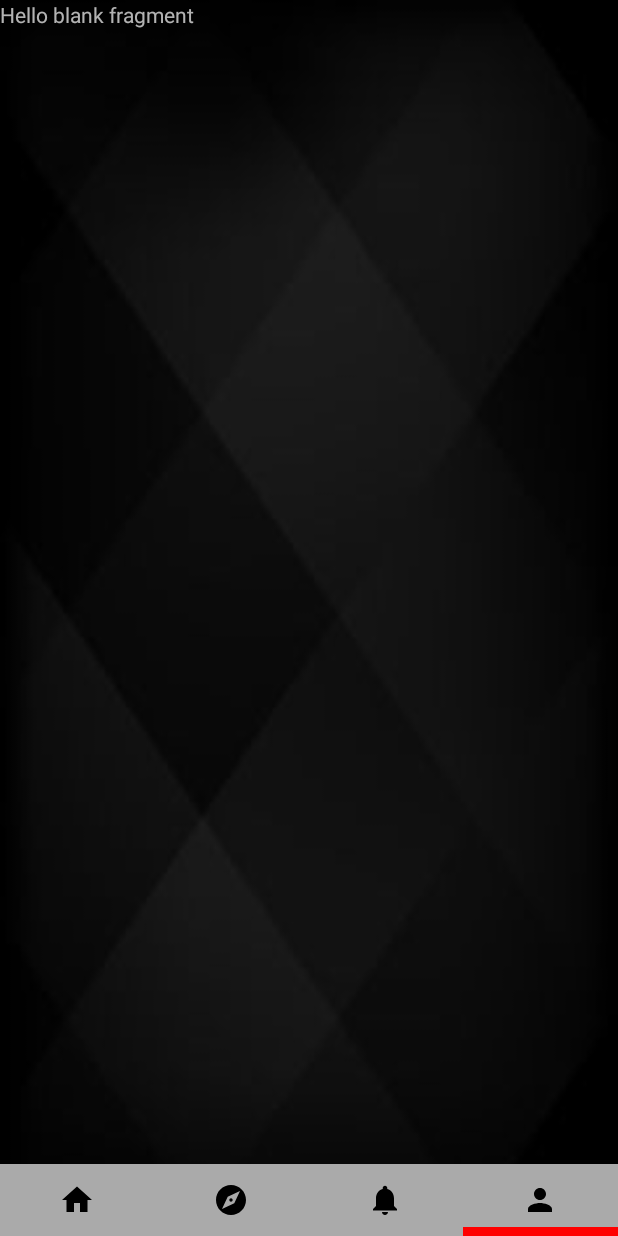
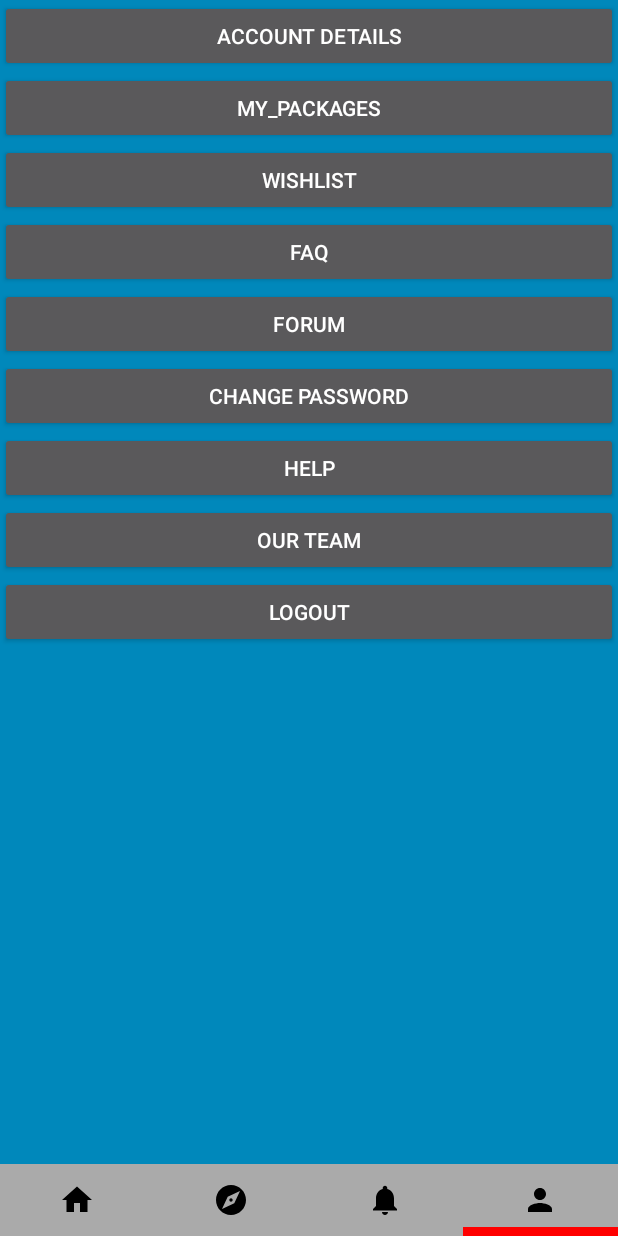
Before and after one commit to devil-r/RURAL-TRAVELLER, an Android app: the userdash screen opened directly, with no data from a screen before it, item 4 of the bottom bar chosen, on a phone screen of 412 x 824 dp. Run offline under Robolectric (Android 15) with nearby library versions, the phone set to English and light mode, and no system bars; Roboto replaces fonts that are not available here.

```diff
--- a/my app/app/src/main/res/layout/activity_myaccount_setting.xml
+++ b/my app/app/src/main/res/layout/activity_myaccount_setting.xml
@@ -19,19 +19,25 @@
             android:id="@+id/changepass"
             android:layout_width="301dp"
             android:layout_height="39dp"
+            android:layout_marginTop="40dp"
             android:background="@drawable/shit"
             android:text="Change Password"
-            tools:layout_editor_absoluteX="40dp"
-            tools:layout_editor_absoluteY="289dp" />
+            app:layout_constraintEnd_toEndOf="parent"
+            app:layout_constraintHorizontal_bias="0.509"
+            app:layout_constraintStart_toStartOf="parent"
+            app:layout_constraintTop_toTopOf="parent" />
 
         <Button
             android:id="@+id/logout"
             android:layout_width="303dp"
             android:layout_height="43dp"
+            android:layout_marginTop="44dp"
             android:background="@drawable/shit"
             android:text="Logout"
-            tools:layout_editor_absoluteX="40dp"
-            tools:layout_editor_absoluteY="383dp" />
+            app:layout_constraintEnd_toEndOf="parent"
+            app:layout_constraintHorizontal_bias="0.518"
+            app:layout_constraintStart_toStartOf="parent"
+            app:layout_constraintTop_toBottomOf="@+id/changepass" />
     </android.support.constraint.ConstraintLayout>
 
 </android.support.constraint.ConstraintLayout>
--- a/my app/app/src/main/res/layout/activity_userdash.xml
+++ b/my app/app/src/main/res/layout/activity_userdash.xml
@@ -5,7 +5,7 @@
     android:layout_width="match_parent"
     android:layout_height="match_parent"
     tools:context=".Home"
-    android:background="@drawable/dark">
+    android:background="#08b">
     <android.support.v4.view.ViewPager
         android:id="@+id/pager_container1"
         android:layout_width="match_parent"
--- a/my app/app/src/main/res/layout/fragment_myaccount.xml
+++ b/my app/app/src/main/res/layout/fragment_myaccount.xml
@@ -1,12 +1,17 @@
 <?xml version="1.0" encoding="utf-8"?>
 <android.support.constraint.ConstraintLayout
-    xmlns:android="http://schemas.android.com/apk/res/android" android:layout_width="match_parent"
+    xmlns:android="http://schemas.android.com/apk/res/android"
+    xmlns:tools="http://schemas.android.com/tools"
+    android:layout_width="match_parent"
     android:layout_height="match_parent"
     android:background="@drawable/dark">
+
     <LinearLayout
         android:layout_width="match_parent"
         android:layout_height="match_parent"
-        android:orientation="vertical">
+        android:orientation="vertical"
+        tools:layout_editor_absoluteX="0dp"
+        tools:layout_editor_absoluteY="225dp">
 
 
         <Button
--- a/my app/app/src/main/res/layout/fragment_user_account.xml
+++ b/my app/app/src/main/res/layout/fragment_user_account.xml
@@ -1,14 +1,83 @@
 <?xml version="1.0" encoding="utf-8"?>
 <FrameLayout xmlns:android="http://schemas.android.com/apk/res/android"
+    xmlns:app="http://schemas.android.com/apk/res-auto"
     xmlns:tools="http://schemas.android.com/tools"
     android:layout_width="match_parent"
     android:layout_height="match_parent"
     tools:context=".userAccountFragment">
+    <ScrollView
+        android:layout_width="match_parent"
+        android:layout_height="match_parent">
 
-    <!-- TODO: Update blank fragment layout -->
-    <TextView
-        android:layout_width="match_parent"
-        android:layout_height="match_parent"
-        android:text="@string/hello_blank_fragment" />
+        <android.support.constraint.ConstraintLayout
+            android:layout_width="match_parent"
+            android:layout_height="match_parent">
 
+            <LinearLayout
+                android:layout_width="match_parent"
+                android:layout_height="match_parent"
+                android:layout_marginTop="0dp"
+                android:orientation="vertical"
+                app:layout_constraintEnd_toEndOf="parent"
+                app:layout_constraintHorizontal_bias="0.5"
+                app:layout_constraintStart_toStartOf="parent"
+                app:layout_constraintTop_toTopOf="parent">
+
+
+                <Button
+                    android:id="@+id/account_details"
+                    android:layout_width="match_parent"
+                    android:layout_height="wrap_content"
+                    android:text="account details" />
+
+                <Button
+                    android:id="@+id/my_packages"
+                    android:layout_width="match_parent"
+                    android:layout_height="wrap_content"
+                    android:text="my_packages" />
+
+                <Button
+                    android:id="@+id/favourites"
+                    android:layout_width="match_parent"
+                    android:layout_height="wrap_content"
+                    android:text="Wishlist" />
+
+                <Button
+                    android:id="@+id/faq"
+                    android:layout_width="match_parent"
+                    android:layout_height="wrap_content"
+                    android:text="FaQ" />
+
+                <Button
+                    android:id="@+id/forum"
+                    android:layout_width="match_parent"
+                    android:layout_height="wrap_content"
+                    android:text="Forum" />
+
+                <Button
+                    android:id="@+id/changePassword"
+                    android:layout_width="match_parent"
+                    android:layout_height="wrap_content"
+                    android:text="Change Password" />
+
+                <Button
+                    android:id="@+id/help"
+                    android:layout_width="match_parent"
+                    android:layout_height="wrap_content"
+                    android:text="help" />
+
+                <Button
+                    android:id="@+id/our_team"
+                    android:layout_width="match_parent"
+                    android:layout_height="wrap_content"
+                    android:text="our Team" />
+
+                <Button
+                    android:id="@+id/logout"
+                    android:layout_width="match_parent"
+                    android:layout_height="wrap_content"
+                    android:text="Logout" />
+            </LinearLayout>
+        </android.support.constraint.ConstraintLayout>
+    </ScrollView>
 </FrameLayout>
```
